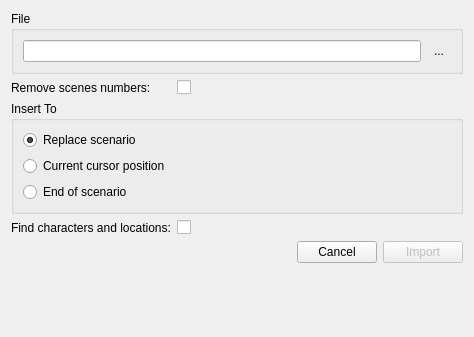
The window that src/bin/Scenarist/UserInterfaceLayer/Import/ImportDialog.ui (dimkanovikov/KITScenarist) describes before a commit, drawn with Qt 5.
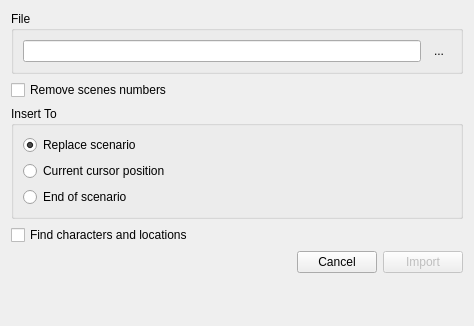
The same window after the commit. Icons and pictures are not drawn.

Patch:
```diff
--- a/src/bin/Scenarist/UserInterfaceLayer/Import/ImportDialog.ui
+++ b/src/bin/Scenarist/UserInterfaceLayer/Import/ImportDialog.ui
@@ -7,7 +7,7 @@
     <x>0</x>
     <y>0</y>
     <width>474</width>
-    <height>337</height>
+    <height>326</height>
    </rect>
   </property>
   <property name="windowTitle">
@@ -59,23 +59,6 @@
      </layout>
     </widget>
    </item>
-   <item row="1" column="0">
-    <widget class="QLabel" name="label">
-     <property name="text">
-      <string>Remove scenes numbers:</string>
-     </property>
-     <property name="buddy">
-      <cstring>removeScenesNumbers</cstring>
-     </property>
-    </widget>
-   </item>
-   <item row="1" column="1">
-    <widget class="QCheckBox" name="removeScenesNumbers">
-     <property name="text">
-      <string/>
-     </property>
-    </widget>
-   </item>
    <item row="5" column="0" colspan="2">
     <layout class="QHBoxLayout" name="horizontalLayout">
      <item>
@@ -146,20 +129,17 @@
      </layout>
     </widget>
    </item>
-   <item row="3" column="0">
-    <widget class="QLabel" name="label_2">
+   <item row="1" column="0" colspan="2">
+    <widget class="QCheckBox" name="removeScenesNumbers">
      <property name="text">
-      <string>Find characters and locations:</string>
-     </property>
-     <property name="buddy">
-      <cstring>removeScenesNumbers</cstring>
+      <string>Remove scenes numbers</string>
      </property>
     </widget>
    </item>
-   <item row="3" column="1">
+   <item row="3" column="0" colspan="2">
     <widget class="QCheckBox" name="findCharactersAndLocations">
      <property name="text">
-      <string/>
+      <string>Find characters and locations</string>
      </property>
     </widget>
    </item>
```
